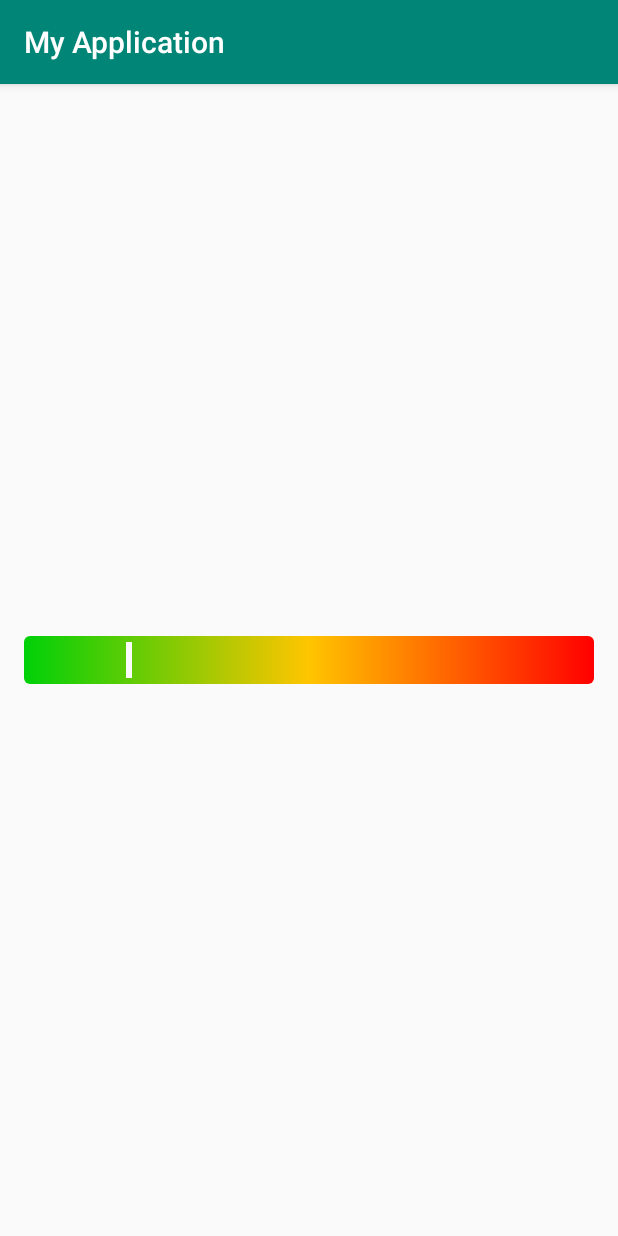
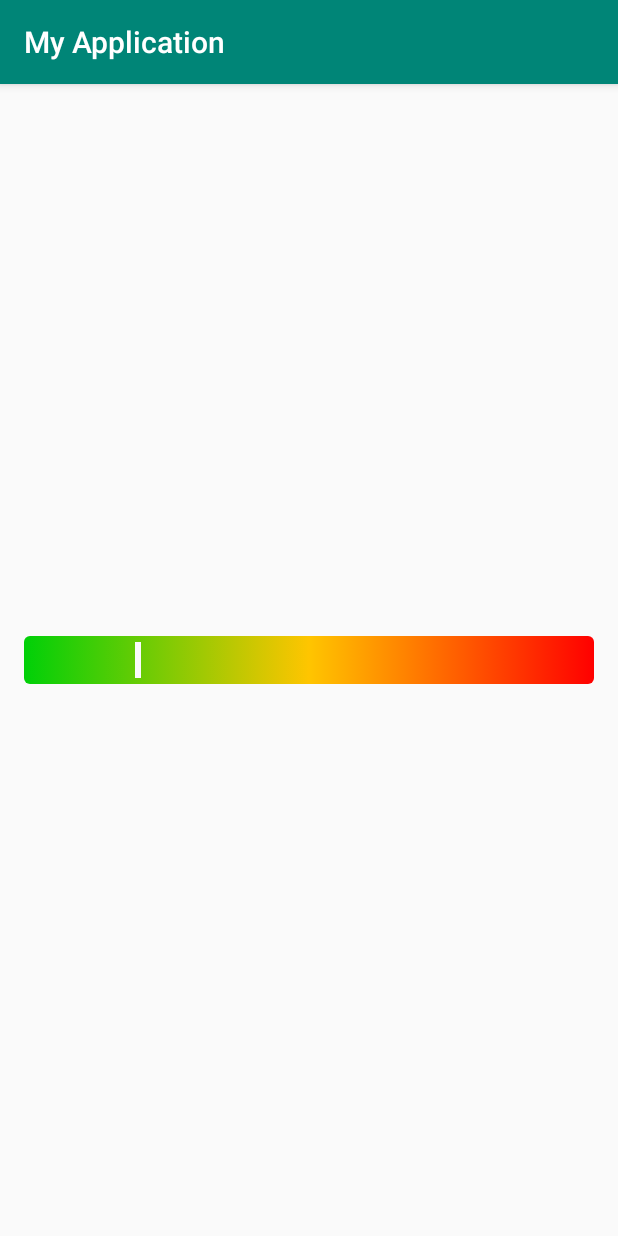
Before and after one commit to ankit992/seekbar, an Android app: the screen it shows after launch (MainActivity), on a phone screen of 412 x 824 dp. Run offline under Robolectric (Android 15) with nearby library versions, the phone set to English and light mode, and no system bars.

Commit message:
smooth seekbar

```diff
--- a/MyApplication2/app/src/main/res/layout/activity_main.xml
+++ b/MyApplication2/app/src/main/res/layout/activity_main.xml
@@ -6,11 +6,10 @@
     android:layout_height="match_parent"
     tools:context=".MainActivity">
 
-    <SeekBar
+    <com.example.myapplication.SmoothSeekbar
         android:layout_width="450dp"
         android:layout_height="80dp"
-        android:max="30"
-        android:min="20"
+        android:max="10"
         android:id="@+id/simpleSeekBar"
         android:layout_centerInParent="true"
         android:progressDrawable="@drawable/custom_seekbar"
```
Also changed, not shown: MyApplication2/app/src/main/java/com/example/myapplication/SmoothSeekbar.java (added, +48 -0 lines).
